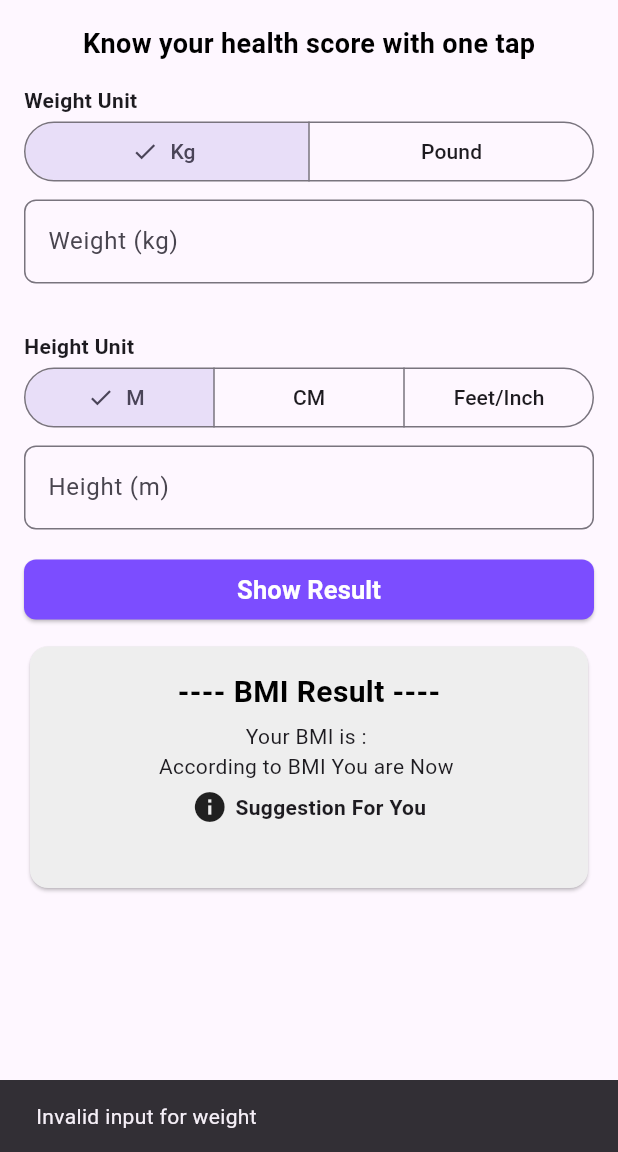
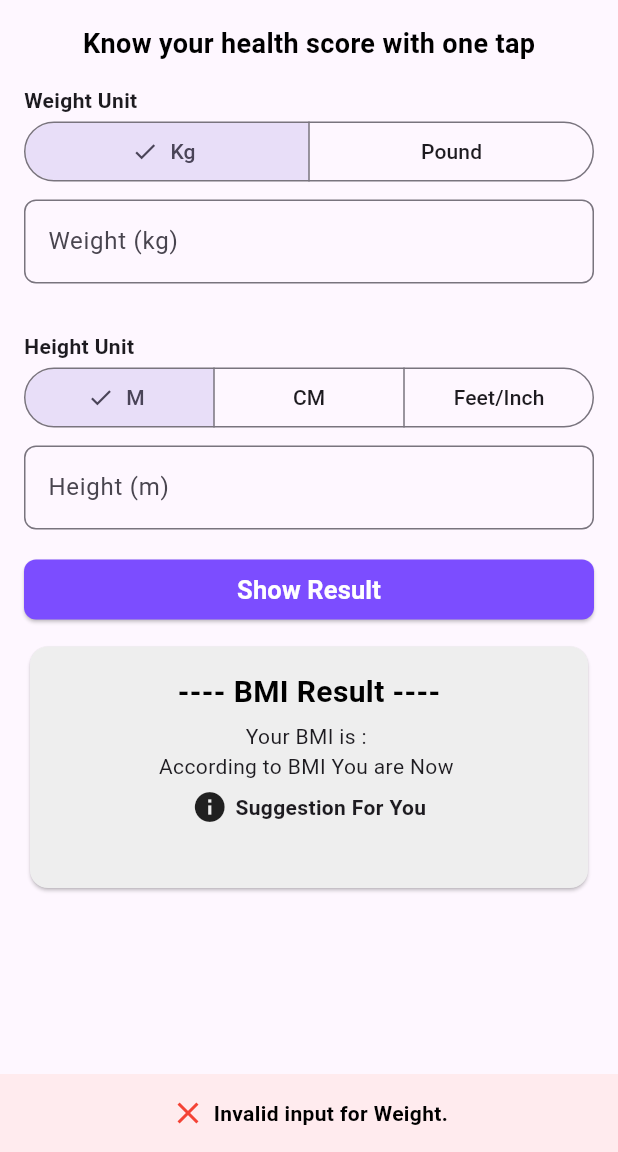
Before and after one commit to Shishir707/BMI-Calculator, a Flutter app: the screen it shows after launch, after a tap on "Show Result", on a phone screen of 412 x 824 dp, the part 84-1236 px from its top. Run offline on Flutter 3.47's test engine with Material 3 defaults, Android fonts, the phone set to English and light mode, and no system bars.

Commit message:
add app image

```diff
--- a/lib/bmi_app.dart
+++ b/lib/bmi_app.dart
@@ -42,9 +42,6 @@ class _BmiAppState extends State<BmiApp> {
   double? poundToKg() {
     final pound = double.tryParse(poundCtr.text.trim());
     if (pound == null || pound <= 0) {
-      ScaffoldMessenger.of(
-        context,
-      ).showSnackBar(SnackBar(content: Text('Invalid Input for Pound')));
       return null;
     }
     return (pound * 0.454);
@@ -54,9 +51,6 @@ class _BmiAppState extends State<BmiApp> {
   double? cmToM() {
     final cm = double.tryParse(cmCtr.text.trim());
     if (cm == null || cm <= 0) {
-      ScaffoldMessenger.of(
-        context,
-      ).showSnackBar(SnackBar(content: Text('Invalid Input for CM')));
       return null;
     }
     return cm / 100.0;
@@ -67,14 +61,8 @@ class _BmiAppState extends State<BmiApp> {
     final feet = double.tryParse(feetCtr.text.trim());
     final inch = double.tryParse(inchCtr.text.trim());
     if (feet == null || feet <= 0) {
-      ScaffoldMessenger.of(
-        context,
-      ).showSnackBar(SnackBar(content: Text('Invalid Input for Feet')));
       return null;
     } else if (inch == null || inch < 0 || inch > 11) {
-      ScaffoldMessenger.of(
-        context,
-      ).showSnackBar(SnackBar(content: Text('Invalid Input for Inch')));
       return null;
     }
     final totalInch = (feet * 12) + inch;
@@ -93,16 +81,48 @@ class _BmiAppState extends State<BmiApp> {
         : feetInchToM();
 
     if (weight == null || weight <= 0) {
-      ScaffoldMessenger.of(
-        context,
-      ).showSnackBar(SnackBar(content: Text('Invalid input for weight')));
+      ScaffoldMessenger.of(context).showSnackBar(
+        SnackBar(
+          backgroundColor: Colors.red.shade50,
+          content: Row(
+            mainAxisAlignment: MainAxisAlignment.center,
+            children: [
+              Icon(Icons.close, color: Colors.red),
+              SizedBox(width: 5),
+              Text(
+                'Invalid input for Weight.',
+                style: TextStyle(
+                  color: Colors.black,
+                  fontWeight: FontWeight.w600,
+                ),
+              ),
+            ],
+          ),
+        ),
+      );
       return;
     }
 
     if (height == null || height <= 0) {
-      ScaffoldMessenger.of(
-        context,
-      ).showSnackBar(SnackBar(content: Text('Invalid input for height')));
+      ScaffoldMessenger.of(context).showSnackBar(
+        SnackBar(
+          backgroundColor: Colors.red.shade50,
+          content: Row(
+            mainAxisAlignment: MainAxisAlignment.center,
+            children: [
+              Icon(Icons.close, color: Colors.red),
+              SizedBox(width: 5),
+              Text(
+                'Invalid input for Height',
+                style: TextStyle(
+                  color: Colors.black,
+                  fontWeight: FontWeight.w600,
+                ),
+              ),
+            ],
+          ),
+        ),
+      );
       return;
     }
 
@@ -333,7 +353,12 @@ class _BmiAppState extends State<BmiApp> {
             ),
           ),
           SizedBox(height: 10),
-          Result(cardColor: cardColor, bmiResult: bmiResult, bmiStatus: bmiStatus, bmiSuggestion: bmiSuggestion),
+          Result(
+            cardColor: cardColor,
+            bmiResult: bmiResult,
+            bmiStatus: bmiStatus,
+            bmiSuggestion: bmiSuggestion,
+          ),
         ],
       ),
     );
```
Also changed, not shown: assets/bmi_1.png (added), assets/bmi_2.png (added), assets/bmi_3.png (added), assets/bmi_4.png (added).
